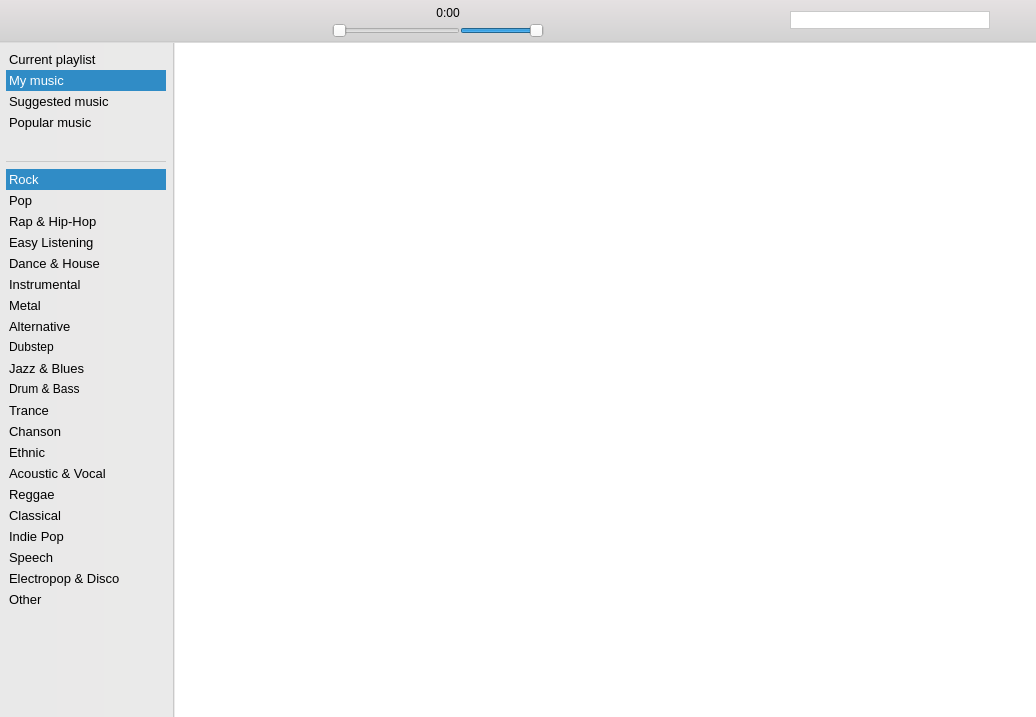
Above: playerwidget.ui from Amixp/flow before the change. Below: the same form after it.
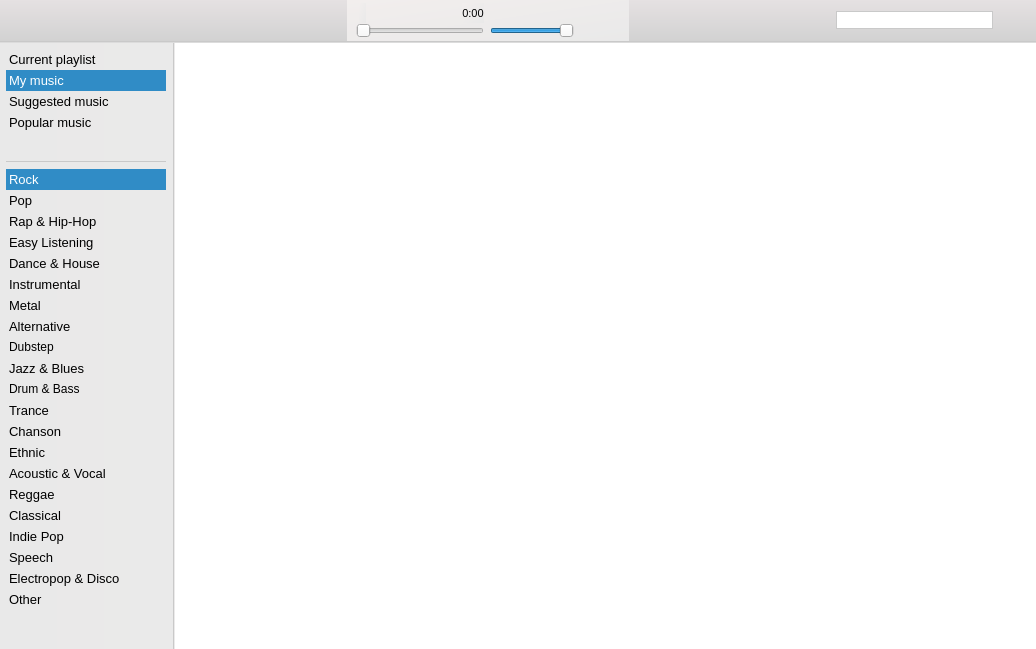
That is the form after the change. Icons and pictures are not drawn. Custom widgets are drawn as their Qt base class.

What changed in the file:
```diff
--- a/playerwidget.ui
+++ b/playerwidget.ui
@@ -7,7 +7,7 @@
     <x>0</x>
     <y>0</y>
     <width>1036</width>
-    <height>717</height>
+    <height>649</height>
    </rect>
   </property>
   <property name="font">
@@ -82,19 +82,19 @@
      </property>
      <layout class="QHBoxLayout" name="horizontalLayout_2">
       <property name="spacing">
-       <number>3</number>
+       <number>9</number>
       </property>
       <property name="leftMargin">
        <number>3</number>
       </property>
       <property name="topMargin">
-       <number>3</number>
+       <number>0</number>
       </property>
       <property name="rightMargin">
        <number>3</number>
       </property>
       <property name="bottomMargin">
-       <number>3</number>
+       <number>0</number>
       </property>
       <item>
        <widget class="QPushButton" name="rewindButton">
@@ -185,14 +185,37 @@
        </spacer>
       </item>
       <item>
+       <widget class="QFrame" name="frame">
+        <property name="styleSheet">
+         <string notr="true">QFrame {
+	background-color: qlineargradient( x1:1 y1:1, x2:0 y2:0, stop:0 #E9E9E9, stop:1 #F2EEED);
+}</string>
+        </property>
+        <property name="frameShape">
+         <enum>QFrame::NoFrame</enum>
+        </property>
+        <property name="frameShadow">
+         <enum>QFrame::Plain</enum>
+        </property>
+        <layout class="QHBoxLayout" name="horizontalLayout_3">
+         <property name="topMargin">
+          <number>3</number>
+         </property>
+         <property name="bottomMargin">
+          <number>3</number>
+         </property>
+         <item>
        <layout class="QGridLayout" name="gridLayout">
-        <property name="spacing">
+           <property name="horizontalSpacing">
+            <number>6</number>
+           </property>
+           <property name="verticalSpacing">
          <number>0</number>
         </property>
         <item row="0" column="0">
          <layout class="QHBoxLayout" name="horizontalLayout">
           <property name="spacing">
-           <number>3</number>
+              <number>32</number>
           </property>
           <property name="leftMargin">
            <number>3</number>
@@ -229,7 +252,7 @@
            <widget class="QLabel" name="durationLabel">
             <property name="font">
              <font>
-              <pointsize>9</pointsize>
+                 <pointsize>8</pointsize>
              </font>
             </property>
             <property name="text">
@@ -308,8 +331,8 @@
         </property>
         <property name="iconSize">
          <size>
-          <width>28</width>
-          <height>28</height>
+             <width>20</width>
+             <height>20</height>
          </size>
         </property>
         <property name="checkable">
@@ -318,6 +341,9 @@
         <property name="flat">
          <bool>true</bool>
         </property>
+          </widget>
+         </item>
+        </layout>
        </widget>
       </item>
       <item>
@@ -334,6 +360,11 @@
        </spacer>
       </item>
       <item>
+       <layout class="QHBoxLayout" name="horizontalLayout_5">
+        <property name="spacing">
+         <number>0</number>
+        </property>
+        <item>
        <widget class="QLineEdit" name="searchEdit">
         <property name="minimumSize">
          <size>
@@ -386,6 +417,8 @@
          <bool>true</bool>
         </property>
        </widget>
+        </item>
+       </layout>
       </item>
      </layout>
     </widget>
```
Left out of the diff: 8 changed lines with no effect on the pictures. Lines whose indentation alone changed are shown as unchanged.
